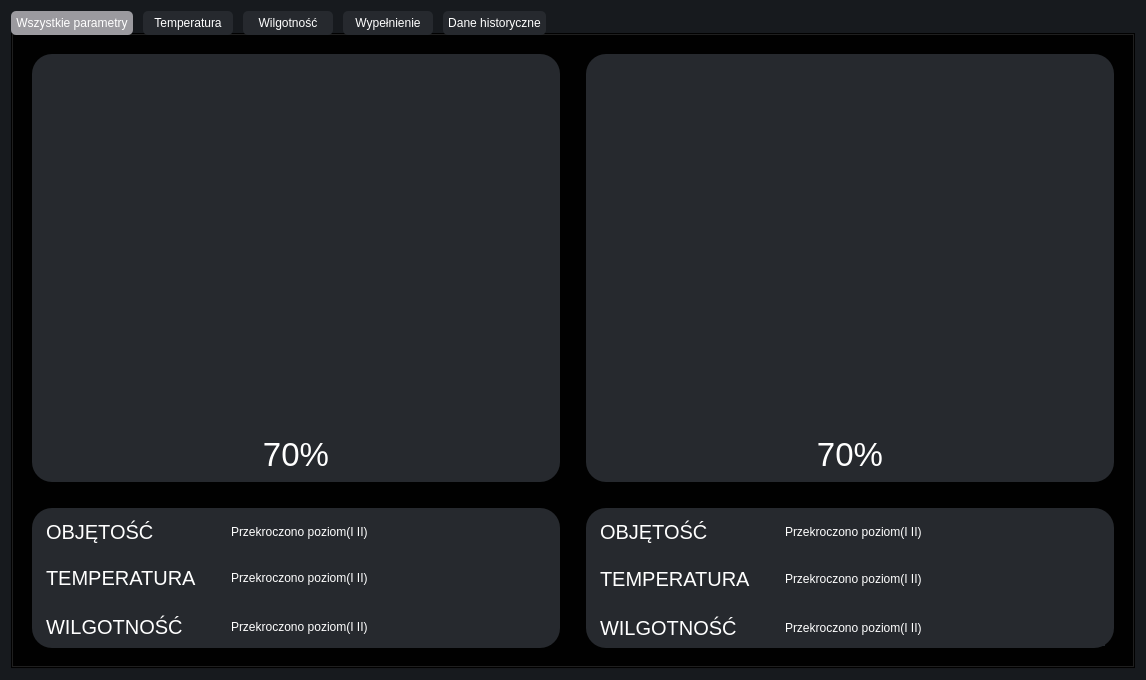
PartyKusZ/wizualizacja_danych_sensorycznych, file wizualizacja_silosow/aplikacja_qt/ui/Main_window.ui: the form before one commit.
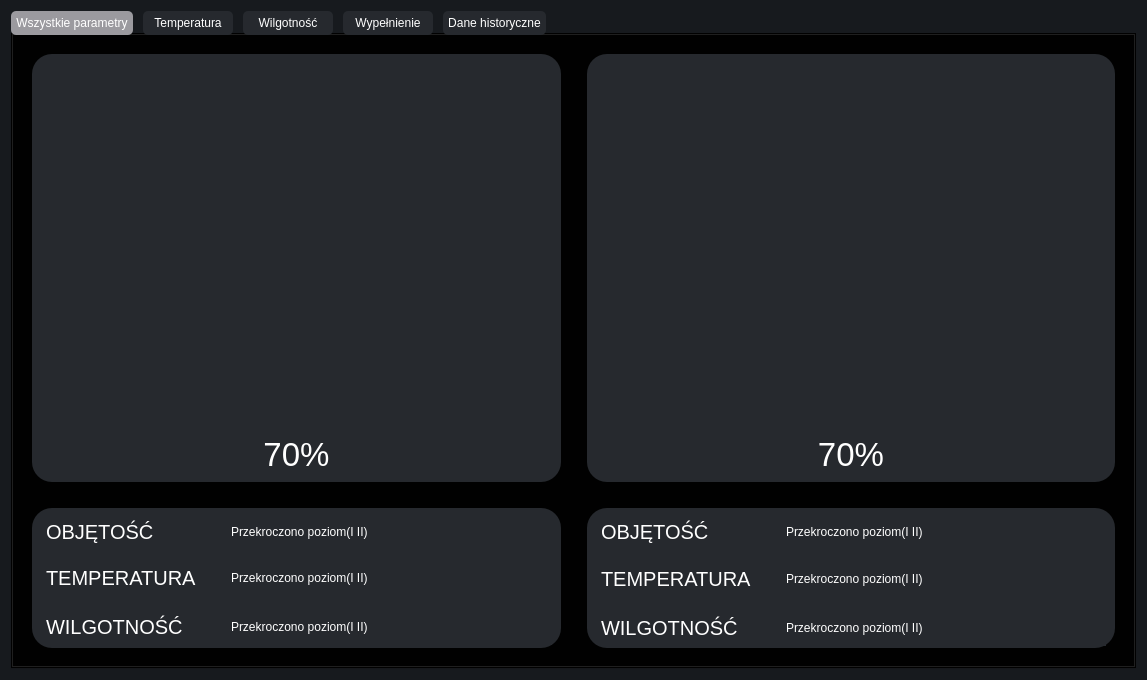
The form after the commit. Icons and pictures are not drawn. Custom widgets are drawn as their Qt base class.

The edit to the form file:
```diff
--- a/wizualizacja_silosow/aplikacja_qt/ui/Main_window.ui
+++ b/wizualizacja_silosow/aplikacja_qt/ui/Main_window.ui
@@ -6,7 +6,7 @@
    <rect>
     <x>0</x>
     <y>0</y>
-    <width>1146</width>
+    <width>1147</width>
     <height>679</height>
    </rect>
   </property>
```
Left out of the diff: 8 changed lines with no effect on the pictures.
